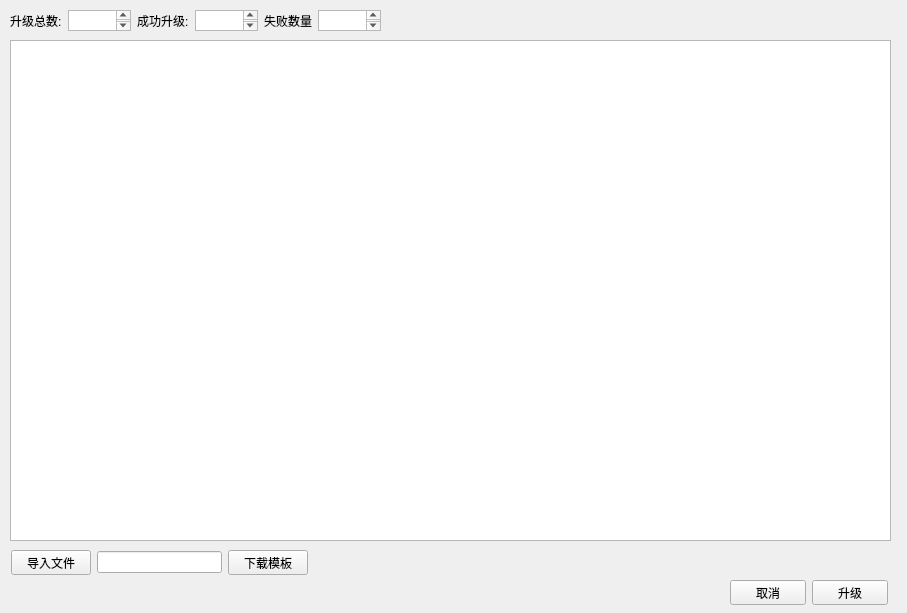
The window that 3_script/python/GUI/qt/login_upgrade/src/upgrade/upgrade.ui (Ziv-Android/Note) describes before a commit, drawn with Qt 5.
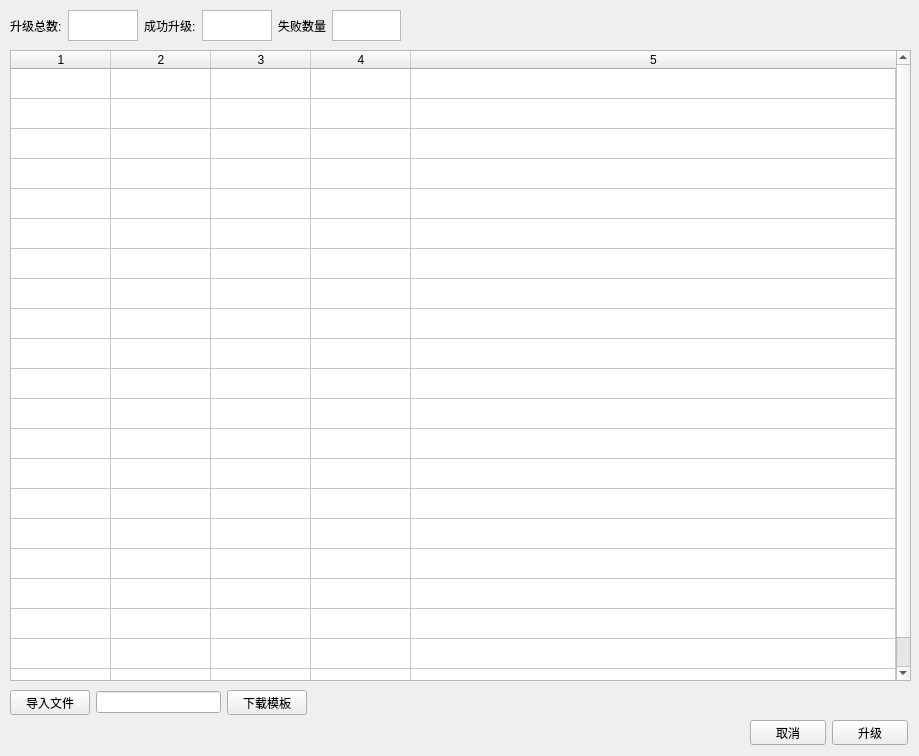
The same window after the commit.

```diff
--- a/3_script/python/GUI/qt/login_upgrade/src/upgrade/upgrade.ui
+++ b/3_script/python/GUI/qt/login_upgrade/src/upgrade/upgrade.ui
@@ -6,8 +6,8 @@
    <rect>
     <x>0</x>
     <y>0</y>
-    <width>907</width>
-    <height>613</height>
+    <width>919</width>
+    <height>756</height>
    </rect>
   </property>
   <property name="windowTitle">
@@ -18,17 +18,70 @@
     <property name="geometry">
      <rect>
       <x>10</x>
-      <y>40</y>
-      <width>881</width>
-      <height>501</height>
+      <y>50</y>
+      <width>901</width>
+      <height>631</height>
      </rect>
     </property>
+    <property name="rowCount">
+     <number>21</number>
+    </property>
+    <property name="columnCount">
+     <number>5</number>
+    </property>
+    <attribute name="horizontalHeaderVisible">
+     <bool>true</bool>
+    </attribute>
+    <attribute name="horizontalHeaderCascadingSectionResizes">
+     <bool>true</bool>
+    </attribute>
+    <attribute name="horizontalHeaderHighlightSections">
+     <bool>true</bool>
+    </attribute>
+    <attribute name="horizontalHeaderShowSortIndicator" stdset="0">
+     <bool>true</bool>
+    </attribute>
+    <attribute name="horizontalHeaderStretchLastSection">
+     <bool>true</bool>
+    </attribute>
+    <attribute name="verticalHeaderVisible">
+     <bool>false</bool>
+    </attribute>
+    <attribute name="verticalHeaderHighlightSections">
+     <bool>true</bool>
+    </attribute>
+    <row/>
+    <row/>
+    <row/>
+    <row/>
+    <row/>
+    <row/>
+    <row/>
+    <row/>
+    <row/>
+    <row/>
+    <row/>
+    <row/>
+    <row/>
+    <row/>
+    <row/>
+    <row/>
+    <row/>
+    <row/>
+    <row/>
+    <row/>
+    <row/>
+    <column/>
+    <column/>
+    <column/>
+    <column/>
+    <column/>
    </widget>
    <widget class="QWidget" name="">
     <property name="geometry">
      <rect>
-      <x>730</x>
-      <y>580</y>
+      <x>750</x>
+      <y>720</y>
       <width>158</width>
       <height>25</height>
      </rect>
@@ -53,8 +106,8 @@
    <widget class="QWidget" name="">
     <property name="geometry">
      <rect>
-      <x>11</x>
-      <y>550</y>
+      <x>10</x>
+      <y>690</y>
       <width>297</width>
       <height>25</height>
      </rect>
@@ -84,8 +137,8 @@
      <rect>
       <x>10</x>
       <y>10</y>
-      <width>371</width>
-      <height>21</height>
+      <width>391</width>
+      <height>31</height>
      </rect>
     </property>
     <layout class="QHBoxLayout" name="horizontalLayout_number">
```
